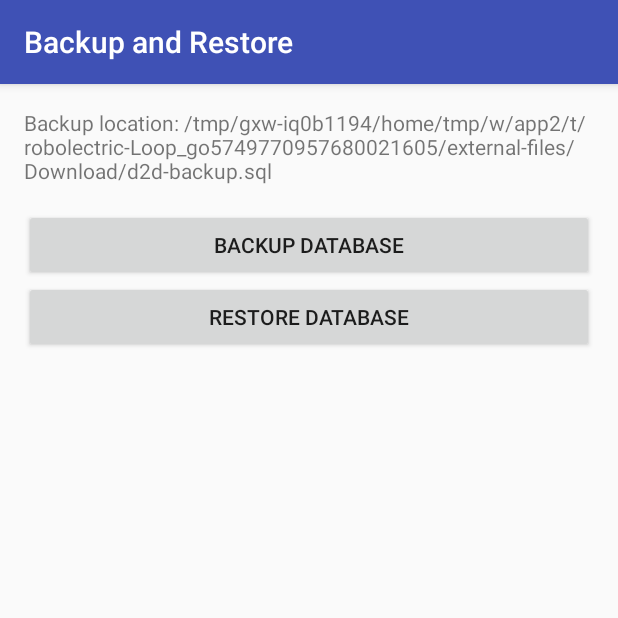
After one commit to macu/day2day, an Android app: the BackupActivity screen opened directly, with no data from a screen before it, on a phone screen of 412 x 824 dp, the top half of it. The commit adds this screen. Run offline under Robolectric (Android 15) with nearby library versions, the phone set to English and light mode, and no system bars; our stand-ins replace Timber.

Commit message:
Add backup and restore functionality

```diff
--- a/app/src/main/java/ca/mattcudmore/day2day/db/D2dDatabase.java
+++ b/app/src/main/java/ca/mattcudmore/day2day/db/D2dDatabase.java
@@ -19,7 +19,7 @@ import timber.log.Timber;
  */
 public class D2dDatabase extends SQLiteOpenHelper {
 
-	private static final String DB_NAME = "d2d.db";
+	public static final String DB_NAME = "d2d.db";
 	private static final int DB_VERSION = 1;
 
 	public D2dDatabase(Context context) {
--- /dev/null
+++ b/app/src/main/res/layout/activity_backup.xml
@@ -0,0 +1,37 @@
+<?xml version="1.0" encoding="utf-8"?>
+<LinearLayout
+    android:id="@+id/activity_backup"
+    xmlns:android="http://schemas.android.com/apk/res/android"
+    xmlns:tools="http://schemas.android.com/tools"
+    android:layout_width="match_parent"
+    android:layout_height="match_parent"
+    android:orientation="vertical"
+    android:paddingBottom="@dimen/activity_vertical_margin"
+    android:paddingLeft="@dimen/activity_horizontal_margin"
+    android:paddingRight="@dimen/activity_horizontal_margin"
+    android:paddingTop="@dimen/activity_vertical_margin"
+    tools:context="ca.mattcudmore.day2day.BackupActivity">
+
+    <TextView
+        android:text="@string/textView_backupLocation_text"
+        android:layout_width="match_parent"
+        android:layout_height="wrap_content"
+        android:id="@+id/textView_backupLocation"/>
+
+    <Space
+        android:layout_width="match_parent"
+        android:layout_height="16dp"/>
+
+    <Button
+        android:text="@string/button_backupDatabase_text"
+        android:layout_width="match_parent"
+        android:layout_height="wrap_content"
+        android:id="@+id/button_backupDatabase"/>
+
+    <Button
+        android:text="@string/button_restoreDatabase_text"
+        android:layout_width="match_parent"
+        android:layout_height="wrap_content"
+        android:id="@+id/button_restoreDatabase"/>
+
+</LinearLayout>
--- a/app/src/main/res/values/strings.xml
+++ b/app/src/main/res/values/strings.xml
@@ -20,5 +20,17 @@
     <string name="blank_event_name">New event</string>
     <string name="editText_eventComment_hint">Comment</string>
     <string name="editText_eventTitle_hint">Title</string>
+    <string name="button_backupDatabase_text">Backup database</string>
+    <string name="button_restoreDatabase_text">Restore database</string>
+    <string name="dialog_backupDatabase_overwrite">A backup file already exists in your Downloads folder. It will be overwritten.</string>
+    <string name="dialog_restoreDatabase_confirm">Restoring a backup will overwrite all data!</string>
+    <string name="toast_restoreDatabase_noFile">No backup file found in your Downloads folder.</string>
+    <string name="toast_backupDatabase_success">Database backup saved to %s</string>
+    <string name="toast_restoreDatabase_success">Database restored successfully from backup. Backup deleted.</string>
+    <string name="toast_backupDatabase_failed">Failed to write backup file.</string>
+    <string name="toast_restoreDatabase_failed">Failed to restore backup.</string>
+    <string name="activity_backup_title">Backup and Restore</string>
+    <string name="textView_backupLocation_text">Backup location: %s</string>
+    <string name="toast_permissionDenied">Permission denied.</string>
 
 </resources>
```
Also changed, not shown: app/src/main/AndroidManifest.xml (+10 -1 lines), app/src/main/java/ca/mattcudmore/day2day/BackupActivity.java (added, +186 -0 lines), app/src/main/java/ca/mattcudmore/day2day/MainActivity.java (+29 -12 lines), app/src/main/res/menu/menu_main.xml (added, +12 -0 lines).
